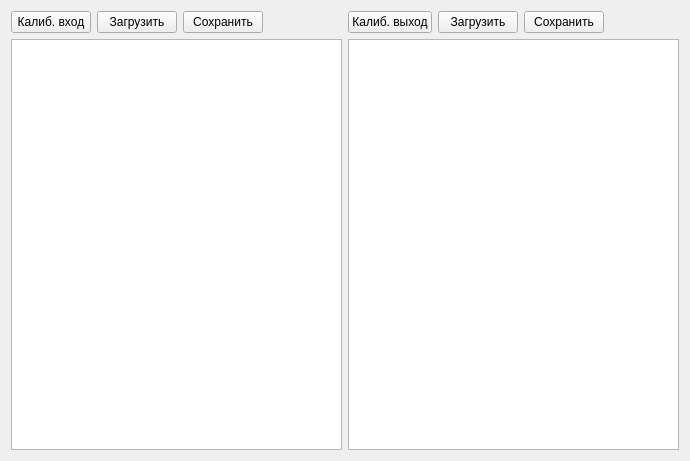
First picture: the form in calibrationwidget.ui, repository igrekus/out_pow_measure2, before the edit.
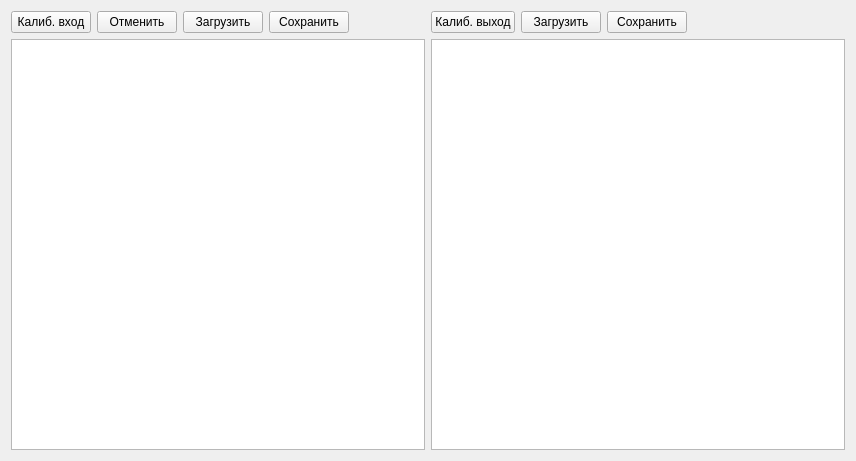
Second picture: the form after the edit.

Commit message: feat: add cancellation

```diff
--- a/calibrationwidget.ui
+++ b/calibrationwidget.ui
@@ -6,7 +6,7 @@
    <rect>
     <x>0</x>
     <y>0</y>
-    <width>690</width>
+    <width>856</width>
     <height>461</height>
    </rect>
   </property>
@@ -31,6 +31,13 @@
          </property>
         </widget>
        </item>
+       <item>
+        <widget class="QPushButton" name="btnCalibrateInCancel">
+         <property name="text">
+          <string>Отменить</string>
+         </property>
+        </widget>
+       </item>
        <item>
         <widget class="QPushButton" name="btnLoadIn">
          <property name="text">
```
The commit also changes 2 other files.
